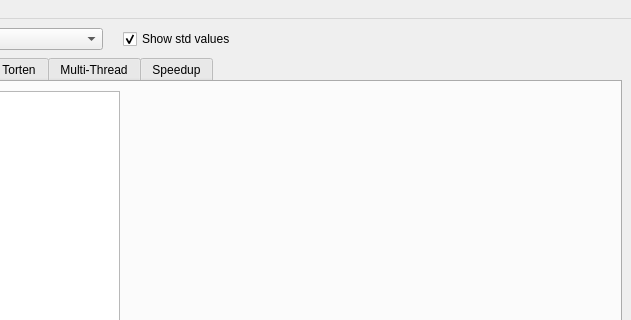
Above: ProfilerWindow.ui from hdinkelbach/ANNarchyProfiler before the change; both pictures show x 156 to 787 and y 0 to 320 of the 787 by 600 pixel window. Below: the same form after it.
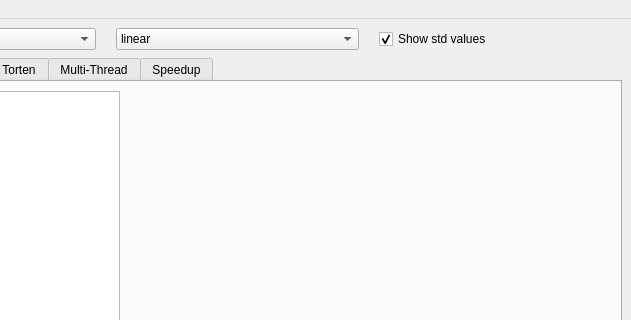
That is the form after the change. Custom widgets are drawn as their Qt base class.

Commit message: - Add: y scale can be changed between 'linear' and 'log'

```diff
--- a/ProfilerWindow.ui
+++ b/ProfilerWindow.ui
@@ -42,6 +42,20 @@
         </property>
        </widget>
       </item>
+      <item>
+       <widget class="QComboBox" name="cmbScale">
+        <item>
+         <property name="text">
+          <string>linear</string>
+         </property>
+        </item>
+        <item>
+         <property name="text">
+          <string>log</string>
+         </property>
+        </item>
+       </widget>
+      </item>
       <item>
        <widget class="QCheckBox" name="chkStdValues">
         <property name="text">
```
The commit also changes 2 other files.
